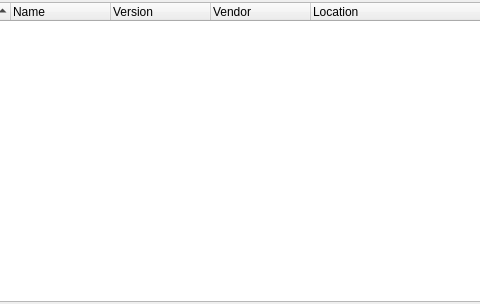
The window that ground/src/libs/extensionsystem/pluginview.ui (openpilot/OpenPilot) describes before a commit, drawn with Qt 5; both pictures show x 92 to 572 and y 0 to 304 of the 773 by 304 pixel window.
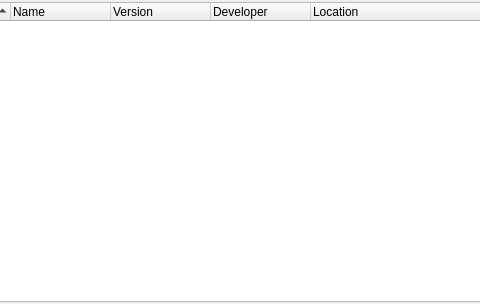
The same window after the commit.

Commit message: Fixes performance issues under windows

Patch:
```diff
--- a/ground/src/libs/extensionsystem/pluginview.ui
+++ b/ground/src/libs/extensionsystem/pluginview.ui
@@ -54,7 +54,7 @@
      </column>
      <column>
       <property name="text">
-       <string>Vendor</string>
+       <string>Developer</string>
       </property>
      </column>
      <column>
```
The commit also changes 4 other files.
